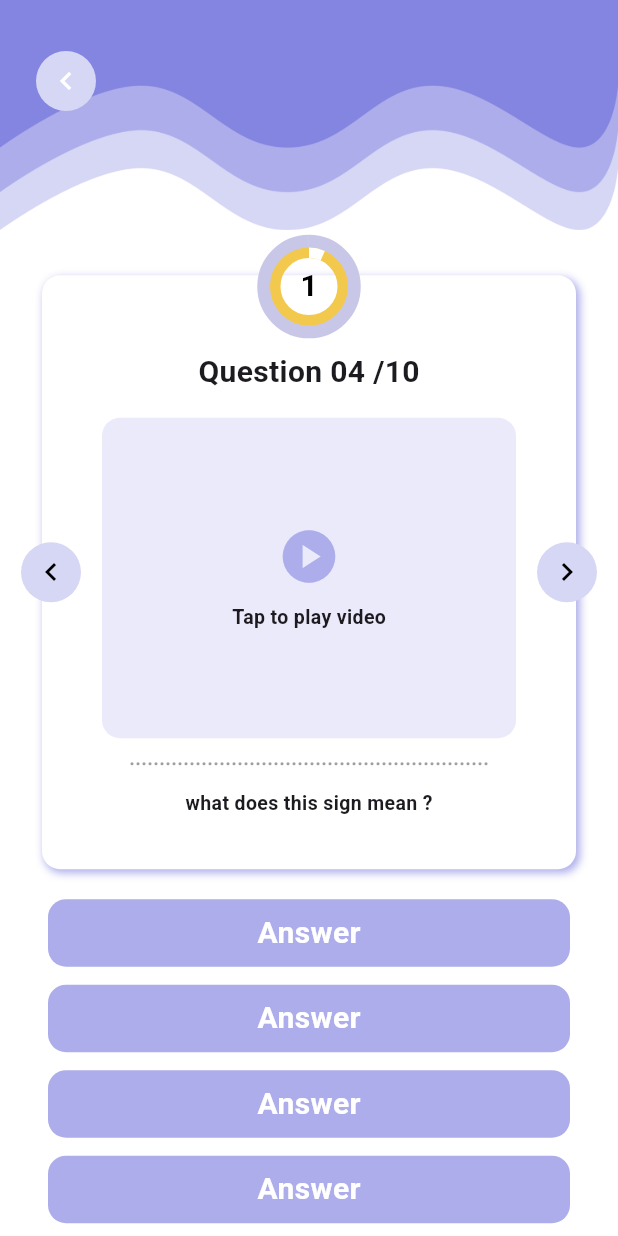
After one commit to Al-zahraa-ahmed/Graduation-project, a Flutter app: the QuizScreen screen opened directly, on a phone screen of 412 x 824 dp. The commit adds this screen. Run offline on Flutter 3.47's test engine with Material 3 defaults, Android fonts, the light colour scheme and no system bars; our stand-ins replace dots_indicator.

Commit message:
finishing quiz screen but needs some edits

```diff
--- a/lib/Core/TextStyles/TextStyles.dart
+++ b/lib/Core/TextStyles/TextStyles.dart
@@ -18,4 +18,8 @@ abstract class Textstyles {
   static  TextStyle regular13 = TextStyle(
     fontSize: 13,
   );
+  static  TextStyle bold13 = TextStyle(
+    fontSize: 13,
+    fontWeight: FontWeight.w800
+  );
 }
--- /dev/null
+++ b/lib/presentation/Quiz/Quiz.dart
@@ -0,0 +1,167 @@
+import 'package:flutter/material.dart';
+import 'package:graduation_project/Core/TextStyles/TextStyles.dart';
+import 'package:graduation_project/presentation/Quiz/Widgets/AnswerButton.dart';
+import 'package:graduation_project/presentation/Quiz/Widgets/CircularNumberProgress.dart';
+import 'package:graduation_project/presentation/Quiz/Widgets/QuestionCard.dart';
+import 'package:graduation_project/presentation/Quiz/Widgets/arrowbackandnext.dart';
+
+class QuizScreen extends StatefulWidget {
+  const QuizScreen({super.key});
+
+  @override
+  State<QuizScreen> createState() => _QuizScreenState();
+}
+
+class _QuizScreenState extends State<QuizScreen> {
+ int currentQuestion = 1;
+
+  final int totalQuestions = 15;
+
+  void nextQuestion() {
+    if (currentQuestion == totalQuestions) {
+      showFinishDialog();
+    } else {
+      setState(() {
+        currentQuestion++;
+      });
+    }
+  }
+
+  void previousQuestion() {
+    if (currentQuestion > 1) {
+      setState(() {
+        currentQuestion--;
+      });
+    }
+  }
+
+  void showFinishDialog() {
+    showDialog(
+      context: context,
+      barrierDismissible: false,
+      builder: (context) {
+        return Dialog(
+            insetPadding: EdgeInsets.symmetric(horizontal: 10), // دي المهمة
+
+          child: Container(
+            padding: EdgeInsets.all(12),
+            // margin: EdgeInsets.symmetric(horizontal: 10),
+            width: double.infinity,
+            decoration: BoxDecoration(
+            color: Colors.white,
+              borderRadius: BorderRadius.circular(12)
+            ),
+            child: Column(
+              mainAxisSize: MainAxisSize.min,
+              children: [
+                SizedBox(height: 10,),
+                const Text(
+                  "Quiz Completed!",
+                  style: TextStyle(
+                    fontSize: 18,
+                    fontWeight: FontWeight.bold,
+                  ),
+                ),
+                const SizedBox(height: 10),
+                const Text(
+                  "You’ve reached the end of the quiz.",
+                  textAlign: TextAlign.center,
+                  style: TextStyle(color: Colors.grey,fontSize: 16),
+                ),
+                const SizedBox(height: 20),
+                ElevatedButton(
+                  style: ElevatedButton.styleFrom(
+                    padding: EdgeInsets.symmetric(horizontal: 40,vertical: 8),
+                    backgroundColor: const Color(0xff7C7CD5),
+                    shape: RoundedRectangleBorder(
+                      borderRadius: BorderRadius.circular(16),
+                    ),
+                  ),
+                  onPressed: () {
+                    Navigator.pop(context);
+                  },
+                  child:  Text("Submit",style: Textstyles.medium20.copyWith(color: Colors.white),),
+                ),
+                const SizedBox(height: 10),
+                TextButton(
+                  onPressed: () {
+                    Navigator.pop(context);
+                  },
+                  child: const Text("Cancel"),
+                ),
+              ],
+            ),
+          ),
+        );
+      },
+    );
+  }
+
+  @override
+  Widget build(BuildContext context) {
+    return Scaffold(
+      body: Column(
+        children: [
+          Stack(
+            children: [
+              Image.asset("Assets/images/Group 1.png"),
+              Positioned(
+                top: 30,
+                left: 20,
+                child: IconButton(
+                  style: IconButton.styleFrom(
+                    backgroundColor: Color(0xffD6D6F5),
+                  ),
+                  color: Colors.white,
+                  onPressed: () {
+                    Navigator.pop(context);
+                  },
+                  icon: Icon(Icons.chevron_left),
+                ),
+              ),
+            ],
+          ),
+          SizedBox(height: 10),
+
+
+          Container(
+            // color: Colors.red,
+            child: Stack(
+              children: [
+               Stack(
+                alignment: AlignmentGeometry.centerLeft,
+                clipBehavior: Clip.none,
+                children:
+              [
+               QuistionCard(),
+               Positioned(left: 10,child: Arrowbackandnext(icon: Icon(Icons.chevron_left),onpressed:previousQuestion ,)),
+               Positioned(right: 10,child: Align(alignment: AlignmentGeometry.centerRight,child: Arrowbackandnext(icon: Icon(Icons.chevron_right),onpressed: nextQuestion,))),
+
+              ]
+               ),
+               Align(alignment: Alignment.topCenter,child: CircularNumberProgress(number: currentQuestion,progress: currentQuestion/totalQuestions,))
+
+
+
+              ],
+            ),
+
+          ),
+             AnswerButton(),
+             SizedBox(height: 12,),
+             AnswerButton(),
+             SizedBox(height: 12,),
+             AnswerButton(),
+             SizedBox(height: 12,),
+             AnswerButton(),
+
+        ],
+      ),
+    );
+  }
+}
+
+
+
+
+//  ***************************************************************************
--- /dev/null
+++ b/lib/presentation/Quiz/Widgets/AnswerButton.dart
@@ -0,0 +1,20 @@
+
+import 'package:flutter/material.dart';
+import 'package:graduation_project/Core/TextStyles/TextStyles.dart';
+
+class AnswerButton extends StatelessWidget {
+  const AnswerButton({super.key});
+
+  @override
+  Widget build(BuildContext context) {
+    return Container(
+      margin: EdgeInsets.symmetric(horizontal:32 ),
+      padding: EdgeInsets.all(8),
+      decoration: BoxDecoration(
+        borderRadius: BorderRadius.circular(12),
+        color: Color(0xffADADEB),
+      ),
+      child: Center(child: Text("Answer",style: Textstyles.medium20.copyWith(color: Colors.white),)),
+    );
+  }
+}
--- /dev/null
+++ b/lib/presentation/Quiz/Widgets/CircularNumberProgress.dart
@@ -0,0 +1,65 @@
+
+import 'package:flutter/material.dart';
+
+class CircularNumberProgress extends StatelessWidget {
+  final int number;
+  final double progress; // من 0 لـ 1
+
+  const CircularNumberProgress({
+    super.key,
+    required this.number,
+    required this.progress,
+  });
+
+  @override
+  Widget build(BuildContext context) {
+    return SizedBox(
+      width: 55,
+      height: 55,
+      child: Stack(
+        alignment: Alignment.center,
+        children: [
+
+          // 🔹 الدائرة الخارجية (الموف)
+          SizedBox(
+            width: 55,
+            height: 55,
+            child: CircularProgressIndicator(
+              value: 1,
+              strokeWidth: 14,
+              backgroundColor: Colors.transparent,
+              valueColor: const AlwaysStoppedAnimation(
+                Color(0xffC9C7E8),
+              ),
+            ),
+          ),
+
+          // 🔹 الدائرة الداخلية (الصفراء)
+          SizedBox(
+            width: 45,
+            height: 45,
+            child: CircularProgressIndicator(
+              value: progress,
+              strokeWidth: 7,
+              backgroundColor: Color(0xffF2C94C),
+              valueColor: const AlwaysStoppedAnimation(
+                // Color(0xffF2C94C),
+                Colors.white,
+              ),
+            ),
+          ),
+
+          // 🔹 الرقم في النص
+          Text(
+            "$number",
+            style: const TextStyle(
+              fontSize: 20,
+              fontWeight: FontWeight.bold,
+              color: Colors.black,
+            ),
+          ),
+        ],
+      ),
+    );
+  }
+}
--- /dev/null
+++ b/lib/presentation/Quiz/Widgets/QuestionCard.dart
@@ -0,0 +1,57 @@
+
+import 'package:flutter/material.dart';
+import 'package:graduation_project/Core/TextStyles/TextStyles.dart';
+import 'package:graduation_project/presentation/Quiz/Widgets/VideoContainer.dart';
+
+class QuistionCard extends StatelessWidget {
+  const QuistionCard({super.key});
+
+  @override
+  Widget build(BuildContext context) {
+    return AspectRatio(
+      aspectRatio: 327 / 346,
+      child: Container(
+        width: 327,height: 346,
+        margin: EdgeInsets.symmetric(horizontal: 28, vertical: 20),
+        decoration: BoxDecoration(
+          boxShadow: [
+            BoxShadow(
+              color: Color(0xffADADEB),
+              offset: Offset(2, 2),
+              blurRadius: 4,
+              spreadRadius: 0.1,
+            ),
+          ],
+          borderRadius: BorderRadius.circular(12),
+          color: Colors.white,
+        ),
+        child: Column(
+          children: [
+            SizedBox(height: 50),
+            Text("Question 04 /10", style: Textstyles.medium20),
+            SizedBox(height: 16),
+            VideoContainer(),
+            SizedBox(height: 16),
+            Row(
+              mainAxisAlignment: MainAxisAlignment.center,
+              children: List.generate(
+                60,
+                (index) => Container(
+                  width: 4,
+                  height: 2,
+                  padding: EdgeInsets.symmetric(horizontal: 2),
+                  decoration: BoxDecoration(
+                    color: Colors.grey,
+                    shape: BoxShape.circle,
+                  ),
+                ),
+              ),
+            ),
+            SizedBox(height: 16),
+            Text("what does this sign mean ?", style: Textstyles.medium13),
+          ],
+        ),
+      ),
+    );
+  }
+}
--- /dev/null
+++ b/lib/presentation/Quiz/Widgets/VideoContainer.dart
@@ -0,0 +1,30 @@
+
+import 'package:flutter/material.dart';
+import 'package:graduation_project/Core/TextStyles/TextStyles.dart';
+
+class VideoContainer extends StatelessWidget {
+  const VideoContainer({super.key});
+
+  @override
+  Widget build(BuildContext context) {
+    return AspectRatio(
+      aspectRatio: 250 / 150,
+      child: Container(
+        width: 250,height: 150,
+        margin: EdgeInsets.symmetric(horizontal: 40),
+        decoration: BoxDecoration(
+          borderRadius: BorderRadius.circular(12),
+          color: Color(0xffEAEAFA),
+        ),
+        child: Column(
+          mainAxisAlignment: MainAxisAlignment.center,
+          children: [
+            Icon(size: 42, Icons.play_circle, color: Color(0xffADADEB)),
+            SizedBox(height: 10),
+            Text("Tap to play video", style: Textstyles.bold13),
+          ],
+        ),
+      ),
+    );
+  }
+}
--- /dev/null
+++ b/lib/presentation/Quiz/Widgets/arrowbackandnext.dart
@@ -0,0 +1,17 @@
+
+import 'package:flutter/material.dart';
+
+class Arrowbackandnext extends StatelessWidget {
+  const Arrowbackandnext({super.key, required this.icon, this.onpressed});
+  final Widget icon;
+  final void Function()? onpressed;
+  @override
+  Widget build(BuildContext context) {
+    return IconButton(
+      style: IconButton.styleFrom(backgroundColor: Color(0xffD6D6F5)),
+      color: Colors.black,
+      onPressed:onpressed ,
+      icon: icon
+    );
+  }
+}
```
Also changed, not shown: lib/presentation/QuickPractice/Widgets/startbutton.dart (+13 -3 lines), lib/presentation/Quiz/quiz_chat.dart (added, +227 -0 lines), Assets/images/Frame 113.png (added).
